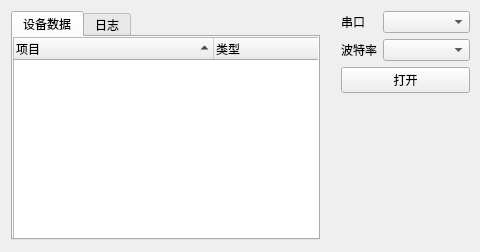
Before: the Qt Designer form iotboxwidget.ui in cairijun/iotbox, drawn with Qt 5.
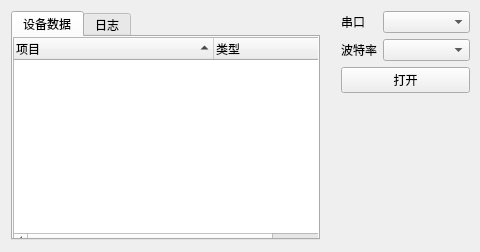
After: the same form once the commit is applied.

Commit message: 调整一下QTreeWidget表头的宽度

The edit to the form file:
```diff
--- a/iotboxwidget.ui
+++ b/iotboxwidget.ui
@@ -41,6 +41,9 @@
           <height>211</height>
          </rect>
         </property>
+        <property name="sortingEnabled">
+         <bool>true</bool>
+        </property>
         <attribute name="headerVisible">
          <bool>true</bool>
         </attribute>
@@ -51,7 +54,7 @@
          <bool>false</bool>
         </attribute>
         <attribute name="headerMinimumSectionSize">
-         <number>110</number>
+         <number>180</number>
         </attribute>
         <attribute name="headerShowSortIndicator" stdset="0">
          <bool>true</bool>
```
